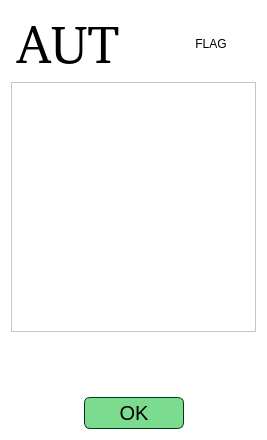
Before: the Qt Designer form source/UI/EditorWidgets/TeamsEditing/TeamEditorWidget.ui in SiekamCebule/sj-sim, drawn with Qt 5.
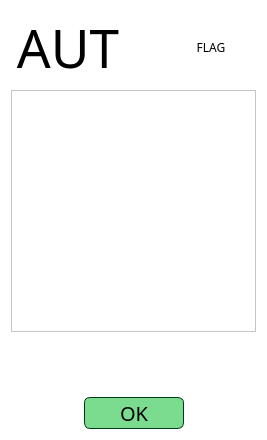
After: the same form once the commit is applied. Icons and pictures are not drawn.

Patch:
```diff
--- a/source/UI/EditorWidgets/TeamsEditing/TeamEditorWidget.ui
+++ b/source/UI/EditorWidgets/TeamsEditing/TeamEditorWidget.ui
@@ -23,7 +23,7 @@
       <widget class="QLabel" name="label_teamCountryCode">
        <property name="font">
         <font>
-         <family>Quicksand Light [PfEd]</family>
+         <family>Quicksand</family>
          <pointsize>40</pointsize>
          <bold>false</bold>
         </font>
@@ -66,6 +66,11 @@
          <height>55</height>
         </size>
        </property>
+       <property name="font">
+        <font>
+         <family>Quicksand</family>
+        </font>
+       </property>
        <property name="text">
         <string>FLAG</string>
        </property>
@@ -243,7 +248,7 @@
        </property>
        <property name="font">
         <font>
-         <family>Ubuntu</family>
+         <family>Quicksand Medium</family>
          <pointsize>15</pointsize>
         </font>
        </property>
```
